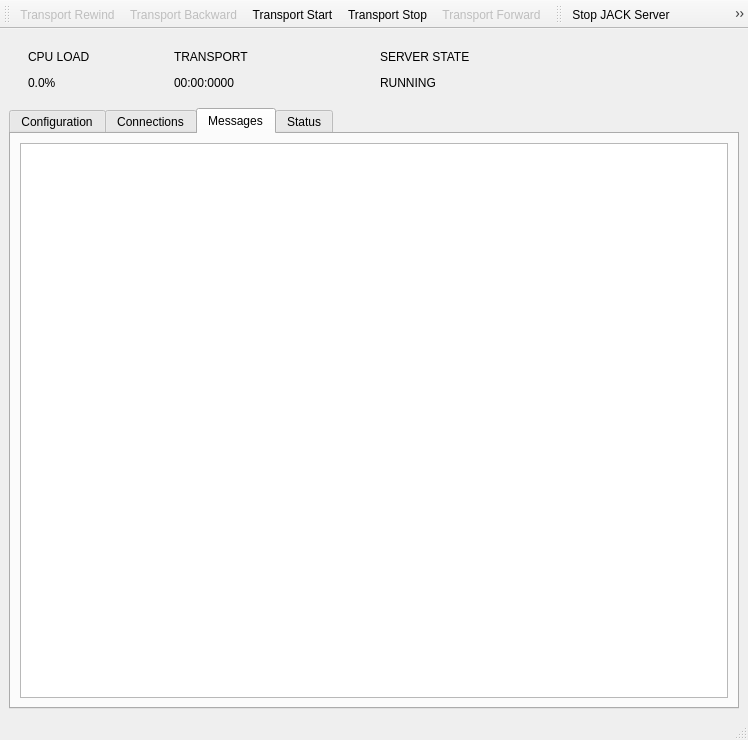
Qt form jackcontrol/mainwindow.ui (6676401088/jackcontrol) before a commit.
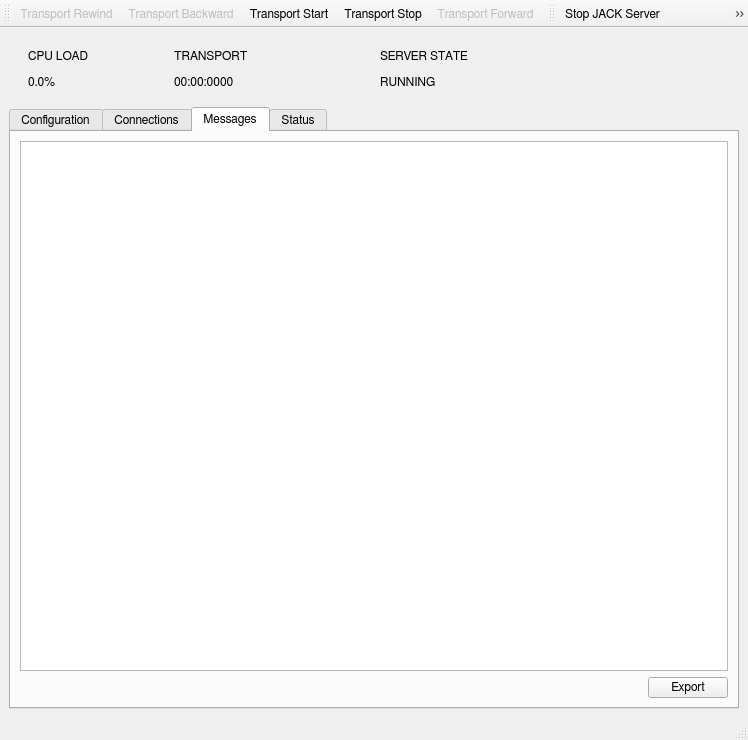
The same form after that commit. The open tabs and pages were chosen to show the change. Icons and pictures are not drawn. Custom widgets are drawn as their Qt base class.

Patch:
```diff
--- a/jackcontrol/mainwindow.ui
+++ b/jackcontrol/mainwindow.ui
@@ -16,6 +16,11 @@
     <height>740</height>
    </size>
   </property>
+  <property name="font">
+   <font>
+    <family>FreeSans</family>
+   </font>
+  </property>
   <property name="windowTitle">
    <string>JACK Control</string>
   </property>
@@ -23,6 +28,9 @@
    <iconset resource="resources.qrc">
     <normaloff>:/images/audio_out.svg</normaloff>:/images/audio_out.svg</iconset>
   </property>
+  <property name="styleSheet">
+   <string notr="true"/>
+  </property>
   <widget class="QWidget" name="centralwidget">
    <layout class="QVBoxLayout" name="verticalLayout_3">
     <item>
@@ -434,7 +442,10 @@
          <widget class="QTextEdit" name="messagesTextEdit">
           <property name="font">
            <font>
-            <family>Ubuntu Mono</family>
+            <family>FreeSans</family>
+            <pointsize>12</pointsize>
+            <stylestrategy>PreferAntialias</stylestrategy>
+            <kerning>false</kerning>
            </font>
           </property>
           <property name="readOnly">
@@ -442,6 +453,34 @@
           </property>
          </widget>
         </item>
+        <item>
+         <layout class="QHBoxLayout" name="horizontalLayout_5">
+          <item>
+           <spacer name="horizontalSpacer_8">
+            <property name="orientation">
+             <enum>Qt::Horizontal</enum>
+            </property>
+            <property name="sizeHint" stdset="0">
+             <size>
+              <width>40</width>
+              <height>20</height>
+             </size>
+            </property>
+           </spacer>
+          </item>
+          <item>
+           <widget class="QPushButton" name="exportLogPushButton">
+            <property name="text">
+             <string>Export</string>
+            </property>
+            <property name="icon">
+             <iconset resource="resources.qrc">
+              <normaloff>:/images/document-export.svg</normaloff>:/images/document-export.svg</iconset>
+            </property>
+           </widget>
+          </item>
+         </layout>
+        </item>
        </layout>
       </widget>
       <widget class="QWidget" name="tabStatus">
```
